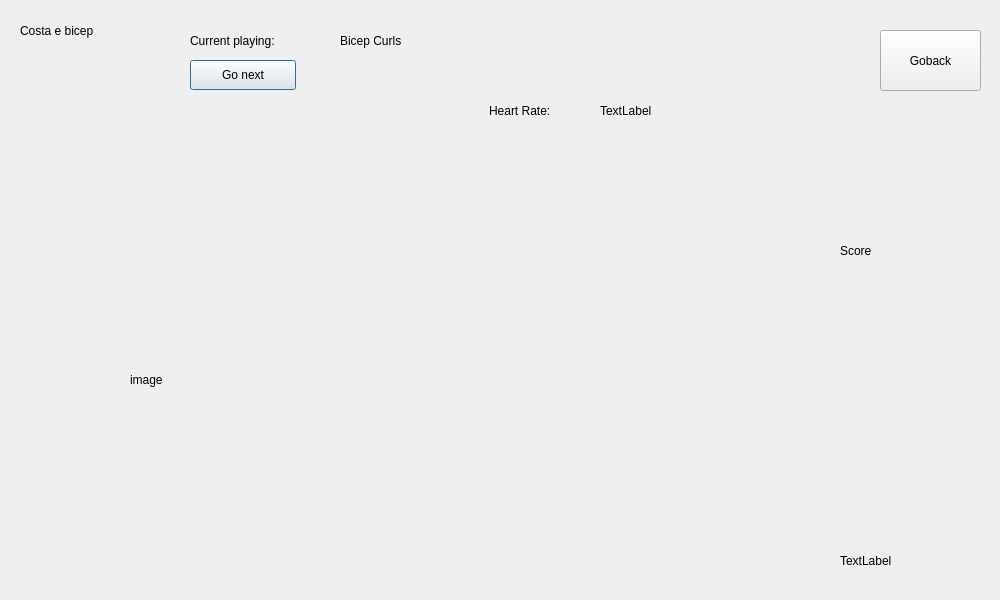
The window that src/guitrainingsession.ui (jbento12/projectESRG) describes before a commit, drawn with Qt 5.
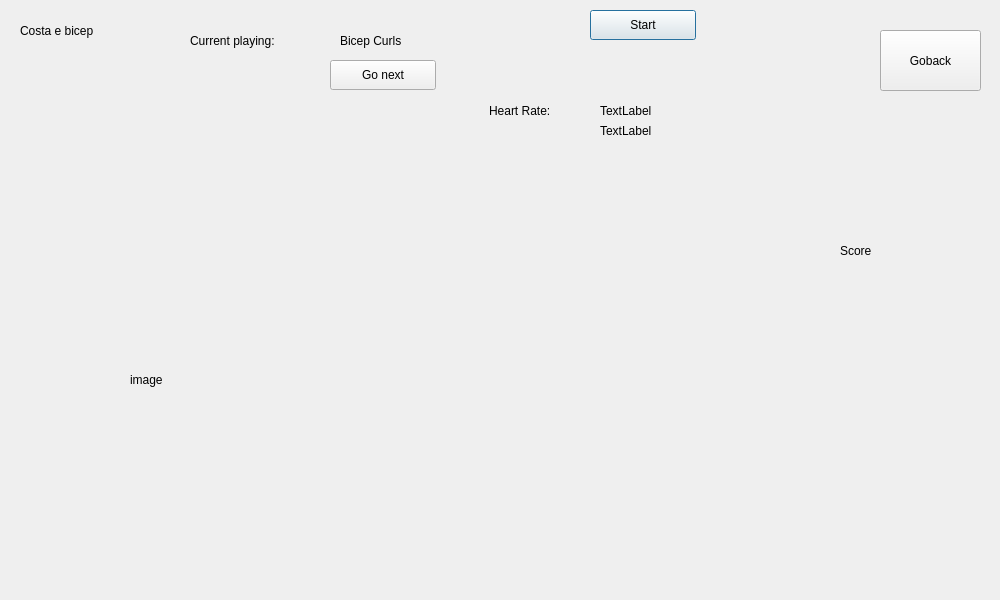
The same window after the commit.

Patch:
```diff
--- a/src/guitrainingsession.ui
+++ b/src/guitrainingsession.ui
@@ -939,14 +939,14 @@
   <widget class="QPushButton" name="pushButton">
    <property name="geometry">
     <rect>
-     <x>190</x>
-     <y>60</y>
+     <x>590</x>
+     <y>10</y>
      <width>106</width>
      <height>30</height>
     </rect>
    </property>
    <property name="text">
-    <string>Go next</string>
+    <string>Start</string>
    </property>
   </widget>
   <widget class="QLabel" name="label_ImageDisplay">
@@ -1017,8 +1017,8 @@
   <widget class="QLabel" name="label_Stamp">
    <property name="geometry">
     <rect>
-     <x>840</x>
-     <y>550</y>
+     <x>600</x>
+     <y>120</y>
      <width>80</width>
      <height>21</height>
     </rect>
@@ -1027,6 +1027,19 @@
     <string>TextLabel</string>
    </property>
   </widget>
+  <widget class="QPushButton" name="push_goNext">
+   <property name="geometry">
+    <rect>
+     <x>330</x>
+     <y>60</y>
+     <width>106</width>
+     <height>30</height>
+    </rect>
+   </property>
+   <property name="text">
+    <string>Go next</string>
+   </property>
+  </widget>
  </widget>
  <resources/>
  <connections/>
```
